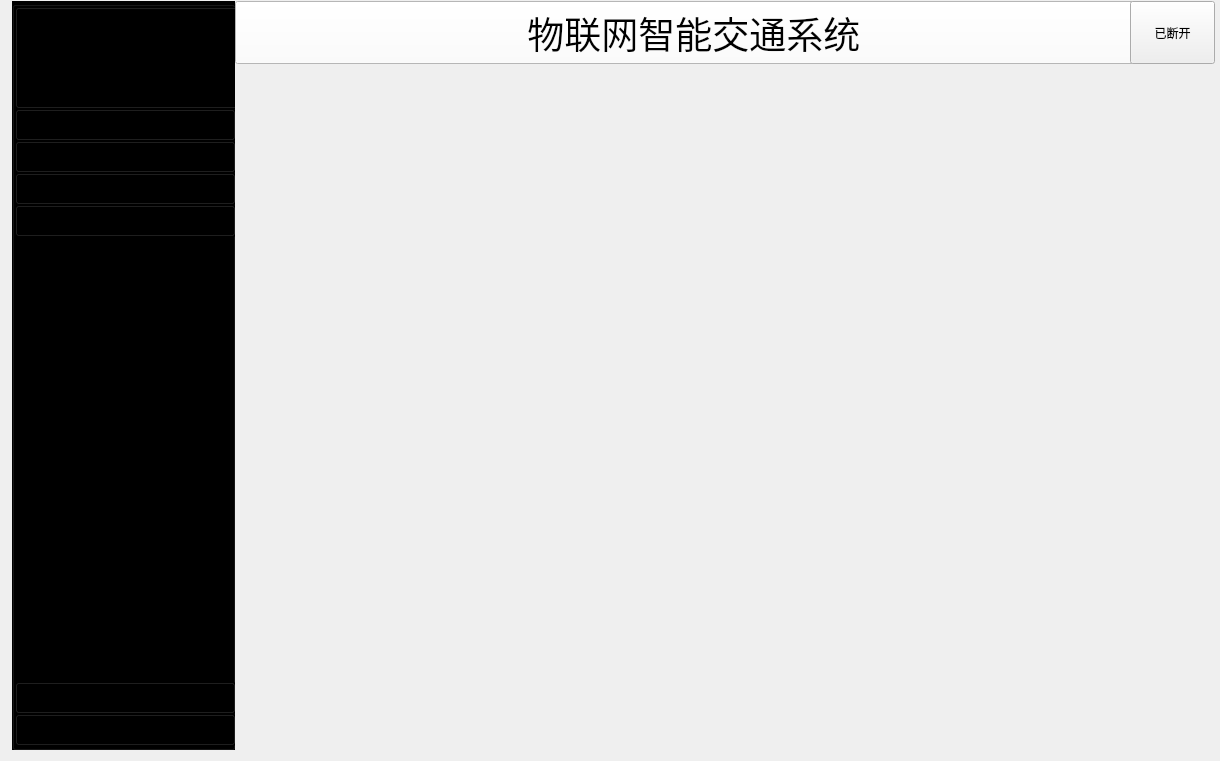
The window that widget.ui (CSU-Bug-Killer/CarDemo2) describes before a commit, drawn with Qt 5.
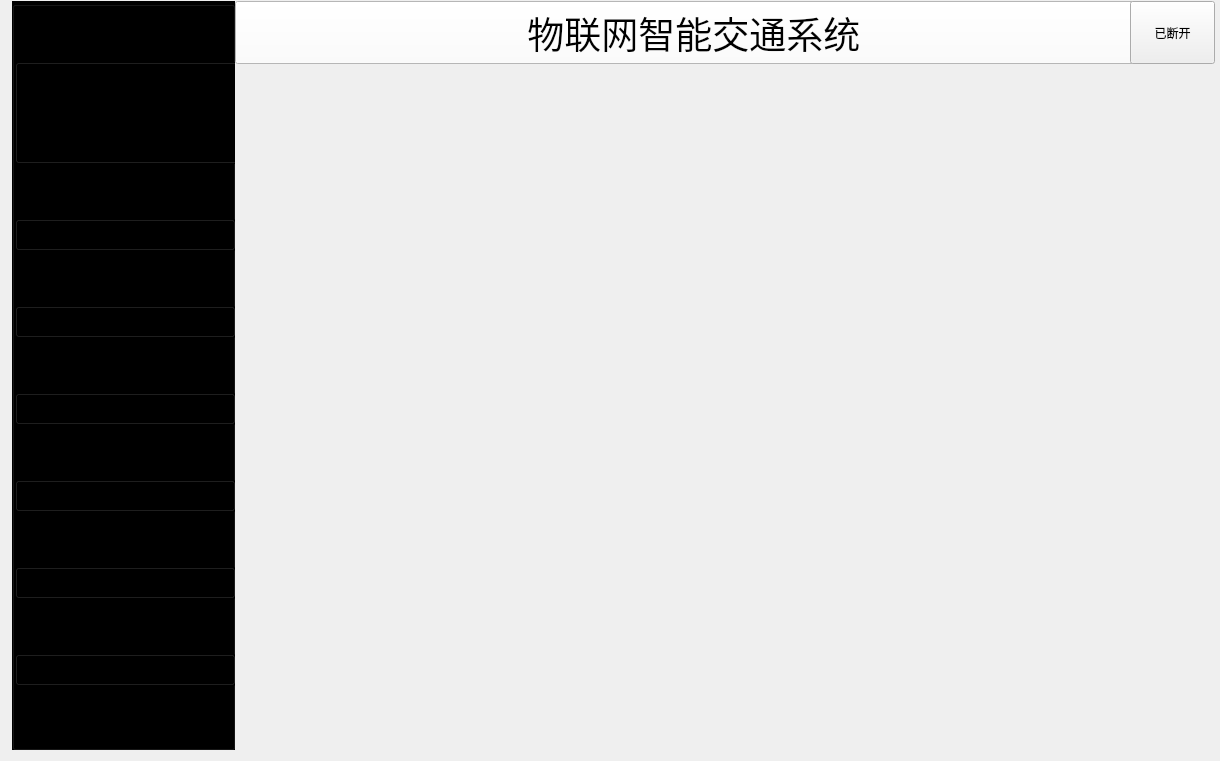
The same window after the commit. Icons and pictures are not drawn.

What changed in the file:
```diff
--- a/widget.ui
+++ b/widget.ui
@@ -266,19 +266,6 @@
          </property>
         </widget>
        </item>
-       <item>
-        <spacer name="verticalSpacer">
-         <property name="orientation">
-          <enum>Qt::Vertical</enum>
-         </property>
-         <property name="sizeHint" stdset="0">
-          <size>
-           <width>20</width>
-           <height>40</height>
-          </size>
-         </property>
-        </spacer>
-       </item>
        <item>
         <widget class="QPushButton" name="settingBtn">
          <property name="sizePolicy">
```
